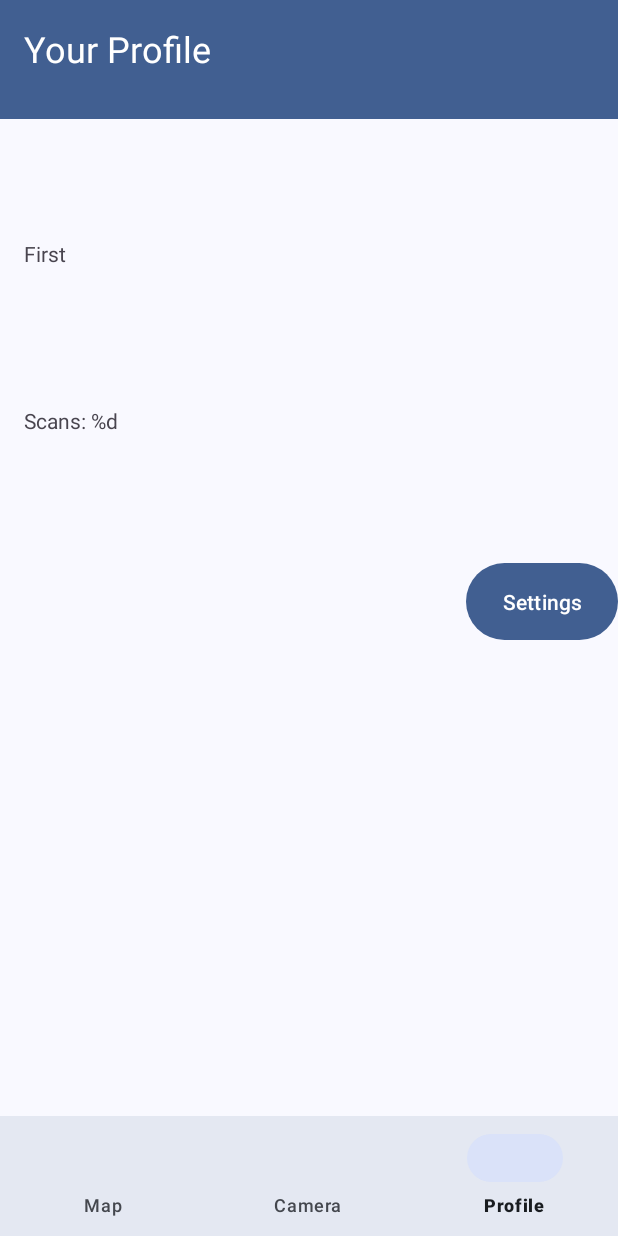
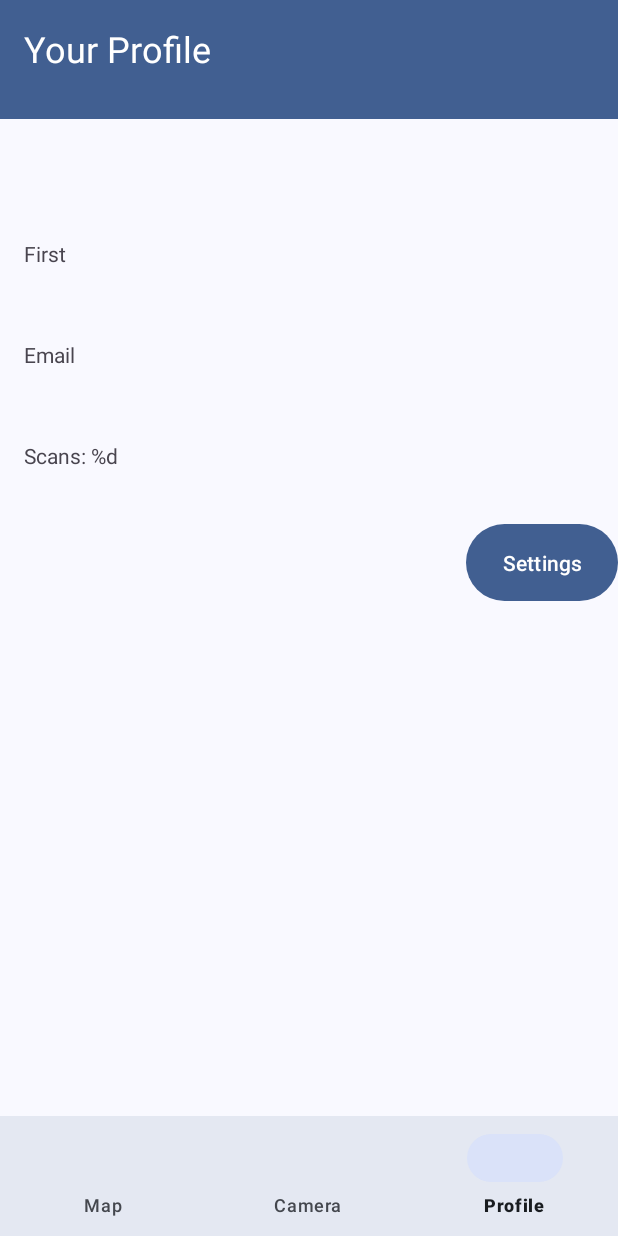
Before and after one commit to Digital-Dreamweavers/qr-guard, an Android app: the screen it shows after launch once a user with an empty profile is signed in (MainActivity), item 3 of the bottom bar chosen, on a phone screen of 412 x 824 dp. Run offline under Robolectric (Android 15) with nearby library versions, the phone set to English and light mode, and no system bars; our stand-ins replace Firebase (no records; nobody signed in at launch, a user with empty details on screens opened directly); libraries missing offline, so code that uses them is left out: androidx.camera.core, androidx.camera.lifecycle, androidx.camera.view, com.google.mlkit.vision; 6 statements that could not run were skipped.

Commit message:
Update Profile by Haider and Arslan

```diff
--- a/app/src/main/java/dev/digitaldreamweavers/qrguard/ui/profile/ProfileFragment.java
+++ b/app/src/main/java/dev/digitaldreamweavers/qrguard/ui/profile/ProfileFragment.java
@@ -11,10 +11,10 @@ import android.view.LayoutInflater;
 import android.view.View;
 import android.view.ViewGroup;
 import android.widget.Button;
-import com.google.android.gms.auth.api.signin.GoogleSignInAccount;
+import android.widget.TextView;
+
 import com.google.firebase.auth.FirebaseAuth;
 import com.google.firebase.auth.FirebaseUser;
-import com.google.firebase.auth.UserInfo;
 import dev.digitaldreamweavers.qrguard.R;
 import dev.digitaldreamweavers.qrguard.ui.setting.SettingActivity;
 
@@ -48,27 +48,32 @@ public class ProfileFragment extends Fragment {
     }
 
     @Override
-    public void onActivityCreated(@Nullable Bundle savedInstanceState) {
-        super.onActivityCreated(savedInstanceState);
-        mViewModel = new ViewModelProvider(this).get(ProfileViewModel.class);
-        // TODO: Use the ViewModel
-        // fetchAndDisplayUserName();
+    public void onResume() {
+        super.onResume();
+        // Fetch and display user's data
+        fetchAndDisplayUserData();
     }
 
-    private void fetchAndDisplayUserName() {
-        // Fetch and display user's first and last name
+    private void fetchAndDisplayUserData() {
+        // Fetch and display user's data
         FirebaseUser user = FirebaseAuth.getInstance().getCurrentUser();
         if (user != null) {
-            for (UserInfo profile : user.getProviderData()) {
-                // Name can be extracted from Google Sign-In provider
-                if (profile.getProviderId().equals("google.com")) {
-                    // Cast the UserInfo object to GoogleSignInAccount
-                    GoogleSignInAccount googleAccount = (GoogleSignInAccount) profile;
-                    String fullName = googleAccount.getDisplayName();
-                    // Use fullName as needed
-                    Log.i(TAG, "Full name: " + fullName);
-                    break;
-                }
+            // Get user's email
+            String email = user.getEmail();
+            if (email != null && !email.isEmpty()) {
+                // Find the TextView for displaying the email
+                TextView textViewEmail = getView().findViewById(R.id.text_email);
+                // Set the user's email in the TextView
+                textViewEmail.setText(email);
+            }
+
+            // Get user's display name
+            String displayName = user.getDisplayName();
+            if (displayName != null && !displayName.isEmpty()) {
+                // Find the TextView for displaying the display name
+                TextView textViewName = getView().findViewById(R.id.text_name);
+                // Set the user's display name in the TextView
+                textViewName.setText(displayName);
             }
         }
     }
--- a/app/src/main/res/layout/fragment_profile.xml
+++ b/app/src/main/res/layout/fragment_profile.xml
@@ -35,24 +35,34 @@
         app:layout_constraintTop_toBottomOf="@+id/text_profile" />
 
     <TextView
+        android:id="@+id/text_email"
+        android:layout_width="wrap_content"
+        android:layout_height="wrap_content"
+        android:layout_marginTop="16dp"
+        android:padding="16dp"
+        android:text="@string/email"
+        app:layout_constraintStart_toStartOf="parent"
+        app:layout_constraintTop_toBottomOf="@+id/text_name" />
+
+    <TextView
         android:id="@+id/scans"
         android:layout_width="wrap_content"
         android:layout_height="wrap_content"
-        android:layout_marginTop="60dp"
+        android:layout_marginTop="16dp"
         android:padding="16dp"
         android:text="@string/scans"
         app:layout_constraintStart_toStartOf="parent"
-        app:layout_constraintTop_toBottomOf="@+id/text_name" />
+        app:layout_constraintTop_toBottomOf="@+id/text_email" />
 
     <Button
         android:id="@+id/btn_settings"
         android:layout_width="101dp"
         android:layout_height="wrap_content"
-        android:layout_marginTop="292dp"
+        android:layout_marginTop="16dp"
         android:padding="16dp"
         android:text="@string/settings"
         app:layout_constraintEnd_toEndOf="parent"
-        app:layout_constraintTop_toBottomOf="@+id/text_profile" />
+        app:layout_constraintTop_toBottomOf="@+id/scans" />
 
 
 </androidx.constraintlayout.widget.ConstraintLayout>
--- a/app/src/main/res/values/strings.xml
+++ b/app/src/main/res/values/strings.xml
@@ -16,6 +16,7 @@
     <string name="profile_activity_title">Your Profile</string>
     <string name="profile">Profile</string>
     <string name="first_name">First</string>
+    <string name="email">Email</string>
     <string name="scans">Scans: %d</string>
     <string name="settings">Settings</string>
     <string name="Setting_head">QR Guard</string>
@@ -24,6 +25,7 @@
     <string name="large_text">Your Large Text Here</string>
     <string name="title_activity_report">ReportActivity</string>
     <string name="action_settings">Settings</string>
+    <string name="btn_back">Back to Profile</string>
     <string name="sign_out">Sign Out</string>
     <string name="title_activity_maps">MapsActivity</string>
     <string name="btn_map">Map</string>
```
Also changed, not shown: app/src/main/java/dev/digitaldreamweavers/qrguard/User.java (+18 -15 lines), app/src/main/java/dev/digitaldreamweavers/qrguard/ui/setting/SettingActivity.java (+9 -0 lines), app/src/main/res/layout/activity_setting.xml (+14 -0 lines).
